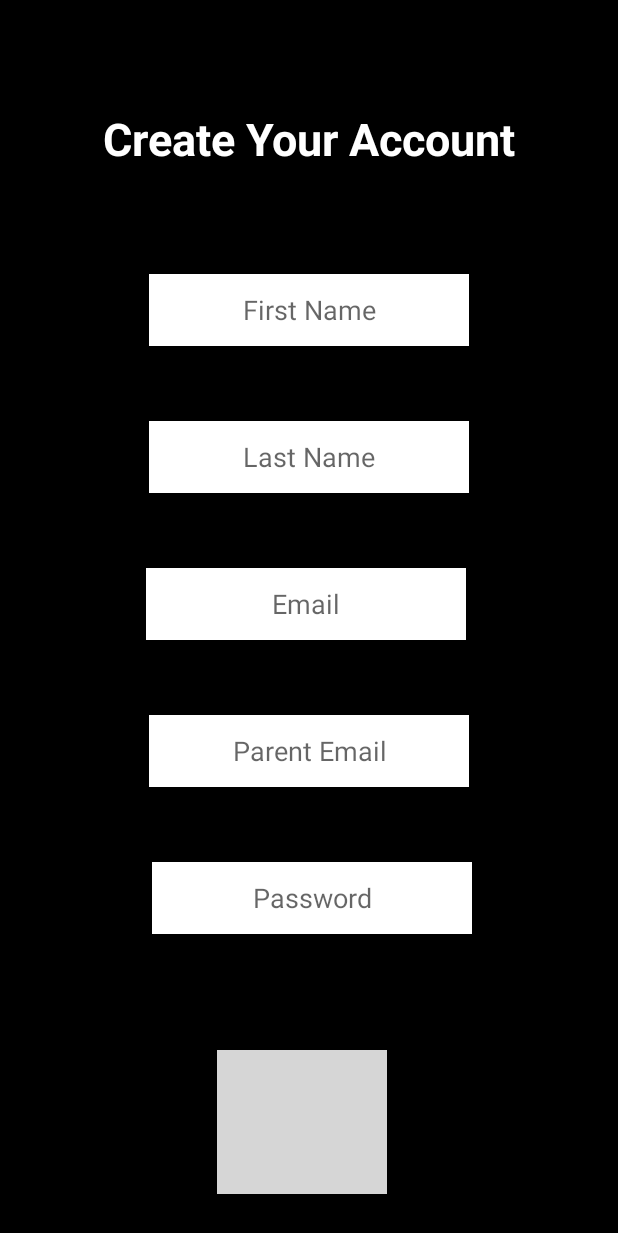
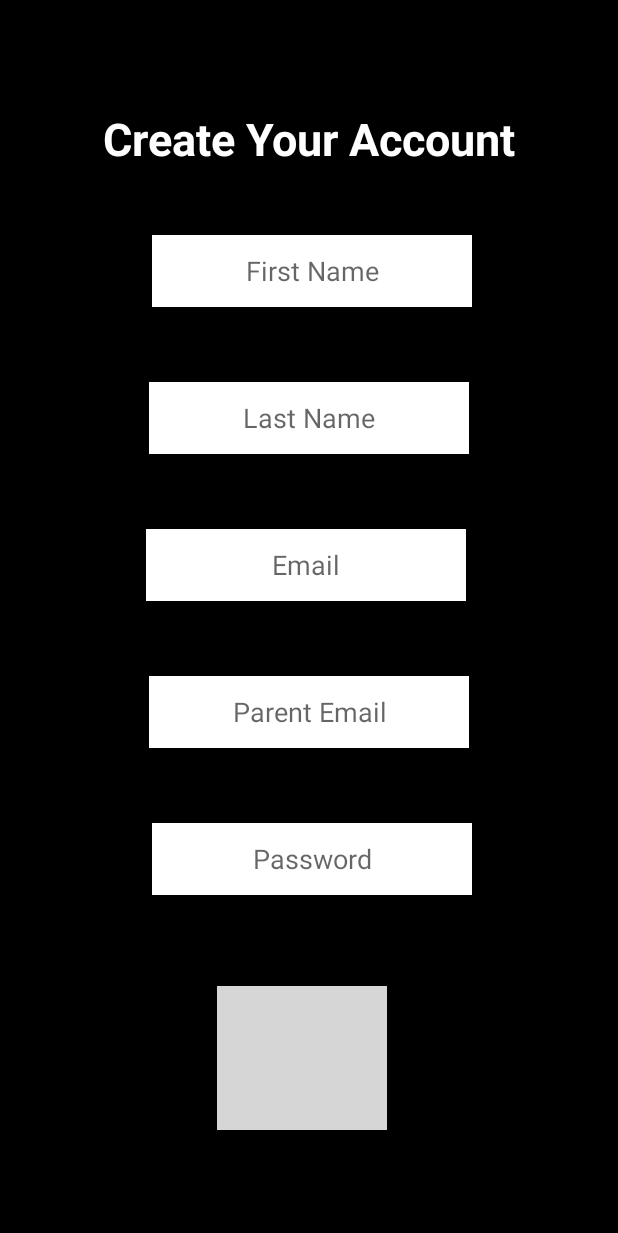
Before and after one commit to Gamesshadow/FlashCard, an Android app: the SignUpActivity screen opened directly, with no data from a screen before it, on a phone screen of 412 x 824 dp. Shown: the top 1233 px of the screen. Run offline under Robolectric (Android 15) with nearby library versions, the phone set to English and light mode, and no system bars; grey boxes are pictures that could not be loaded.

Commit message:
Styling Fixes

```diff
--- a/app/src/main/res/layout/activity_sign_up.xml
+++ b/app/src/main/res/layout/activity_sign_up.xml
@@ -87,6 +87,7 @@
         android:layout_alignParentEnd="true"
         android:layout_centerVertical="true"
         android:layout_marginStart="154dp"
+        android:layout_marginTop="41dp"
         android:layout_marginEnd="154dp"
         android:layout_marginBottom="28dp"
         android:background="@drawable/note_bg_layout"
@@ -102,26 +103,28 @@
         app:layout_constraintBottom_toBottomOf="parent"
         app:layout_constraintEnd_toEndOf="parent"
         app:layout_constraintHorizontal_bias="1.0"
-        app:layout_constraintStart_toStartOf="parent" />
+        app:layout_constraintStart_toStartOf="parent"
+        app:layout_constraintTop_toBottomOf="@+id/editTextPassword"
+        app:layout_constraintVertical_bias="0.307" />
 
     <EditText
         android:id="@+id/editTextFirstName"
         android:layout_width="wrap_content"
         android:layout_height="48dp"
         android:layout_marginStart="101dp"
-        android:layout_marginTop="70dp"
+        android:layout_marginTop="44dp"
         android:layout_marginEnd="101dp"
         android:autofillHints="name"
         android:background="#FFFFFF"
         android:ems="10"
+        android:hint="@string/first_name"
         android:inputType="text"
-        android:hint="@string/first_name"
         android:textAlignment="center"
         android:textColor="@color/Gray"
         app:layout_constraintEnd_toEndOf="parent"
+        app:layout_constraintHorizontal_bias="0.0"
         app:layout_constraintStart_toStartOf="parent"
-        app:layout_constraintTop_toBottomOf="@+id/slogan"
-        />
+        app:layout_constraintTop_toBottomOf="@+id/slogan" />
 
     <EditText
         android:id="@+id/editTextLastName"
```
Also changed, not shown: app/src/main/res/layout/activity_login.xml (+6 -4 lines), app/src/main/res/mipmap-hdpi/heart_icon_foreground.png (added), app/src/main/res/mipmap-mdpi/heart_icon_foreground.png (added), app/src/main/res/mipmap-xhdpi/heart_icon_foreground.png (added), app/src/main/res/mipmap-xxhdpi/heart_icon_foreground.png (added), app/src/main/res/mipmap-xxxhdpi/heart_icon_foreground.png (added).
